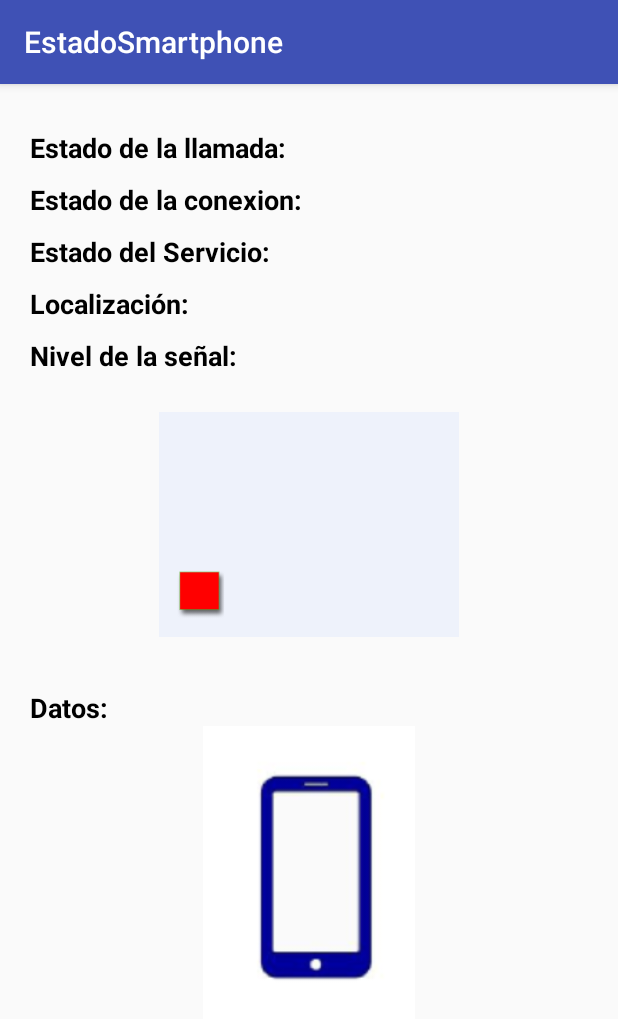
After one commit to Khamaleona/EstadoSmartphone, an Android app: the TiempoReal screen opened directly, with no data from a screen before it, on a phone screen of 412 x 824 dp. The commit adds this screen. Shown: the top 1019 px of the screen. Run offline under Robolectric (Android 15) with nearby library versions, the phone set to English and light mode, and no system bars.

Commit message:
Añadida nueva pantalla para la segunda parte de la entrega. ScrollView funcionando.

```diff
--- a/app/src/main/AndroidManifest.xml
+++ b/app/src/main/AndroidManifest.xml
@@ -1,6 +1,13 @@
 <?xml version="1.0" encoding="utf-8"?>
 <manifest xmlns:android="http://schemas.android.com/apk/res/android"
     package="com.example.irenecarrasco.estadosmartphone">
+
+    <uses-permission android:name="android.permission.ACCESS_FINE_LOCATION" />
+    <uses-permission android:name="android.permission.ACCESS_COARSE_LOCATION" />
+    <uses-permission android:name="android.permission.CHANGE_NETWORK_STATE" />
+    <uses-permission android:name="android.permission.ACCESS_NETWORK_STATE" />
+    <uses-permission android:name="android.permission.READ_PHONE_STATE" />
+    <uses-permission android:name="android.permission.ACCESS_COARSE_UPDATES" />
 
     <application
         android:allowBackup="true"
@@ -16,12 +23,7 @@
                 <category android:name="android.intent.category.LAUNCHER" />
             </intent-filter>
         </activity>
+        <activity android:name=".TiempoReal"></activity>
     </application>
 
-    <uses-permission android:name="android.permission.ACCESS_FINE_LOCATION"/>
-    <uses-permission android:name="android.permission.ACCESS_COARSE_LOCATION"/>
-    <uses-permission android:name="android.permission.CHANGE_NETWORK_STATE"/>
-    <uses-permission android:name="android.permission.ACCESS_NETWORK_STATE"/>
-    <uses-permission android:name="android.permission.READ_PHONE_STATE"/>
-    <uses-permission android:name="android.permission.ACCESS_COARSE_UPDATES"/>
 </manifest>
--- a/app/src/main/java/com/example/irenecarrasco/estadosmartphone/MainActivity.java
+++ b/app/src/main/java/com/example/irenecarrasco/estadosmartphone/MainActivity.java
@@ -1,7 +1,7 @@
 package com.example.irenecarrasco.estadosmartphone;
 
 import android.Manifest;
-import android.annotation.SuppressLint;
+import android.content.Intent;
 import android.content.pm.PackageManager;
 import android.os.Build;
 import android.support.v4.app.ActivityCompat;
@@ -16,6 +16,7 @@ import android.widget.TextView;
 public class MainActivity extends AppCompatActivity {
 
     private Button obtenerDatos;
+    private Button datosTiempoReal;
     private TextView id;
     private TextView phoneNumber;
     private TextView swVersion;
@@ -50,6 +51,7 @@ public class MainActivity extends AppCompatActivity {
         susID = findViewById(R.id.susIDValue);
         redType = findViewById(R.id.redTypeValue);
         voiceType = findViewById(R.id.voiceTypeValue);
+        datosTiempoReal = findViewById(R.id.obtenerDatosTiempoReal);
 
         tm = (TelephonyManager) getSystemService(TELEPHONY_SERVICE);
     }
@@ -87,6 +89,14 @@ public class MainActivity extends AppCompatActivity {
                     redType.setText(getNetworkTypeName(tm.getNetworkType()));
                 }
 
+            }
+        });
+
+        datosTiempoReal.setOnClickListener(new View.OnClickListener() {
+            @Override
+            public void onClick(View v) {
+                Intent intent = new Intent(MainActivity.this, TiempoReal.class);
+                startActivity(intent);
             }
         });
     }
--- /dev/null
+++ b/app/src/main/java/com/example/irenecarrasco/estadosmartphone/TiempoReal.java
@@ -0,0 +1,33 @@
+package com.example.irenecarrasco.estadosmartphone;
+
+import android.support.v7.app.AppCompatActivity;
+import android.os.Bundle;
+import android.widget.ImageView;
+import android.widget.TextView;
+
+public class TiempoReal extends AppCompatActivity {
+
+    private TextView callStatus;
+    private TextView connectionStatus;
+    private TextView serviceStatus;
+    private TextView location;
+    private ImageView signalLevel;
+    private ImageView dataImage;
+
+    @Override
+    protected void onCreate(Bundle savedInstanceState) {
+        super.onCreate(savedInstanceState);
+        setContentView(R.layout.activity_tiempo_real);
+
+        inicializarComponentes();
+    }
+
+    private void inicializarComponentes(){
+        callStatus = findViewById(R.id.callStatusValue);
+        connectionStatus = findViewById(R.id.connectionStatusValue);
+        serviceStatus = findViewById(R.id.serviceStatusValue);
+        location = findViewById(R.id.locationValue);
+        signalLevel = findViewById(R.id.signalLevelImage);
+        dataImage = findViewById(R.id.dataImage);
+    }
+}
--- a/app/src/main/res/layout/activity_main.xml
+++ b/app/src/main/res/layout/activity_main.xml
@@ -245,4 +245,12 @@
         android:textSize="20dp"
         android:layout_marginTop="10dp"/>
 
+    <Button
+        android:layout_width="match_parent"
+        android:layout_height="wrap_content"
+        android:id="@+id/obtenerDatosTiempoReal"
+        android:text="Obtener Datos en Tiempo Real"
+        android:textSize="18dp"
+        android:layout_marginTop="10dp"/>
+
 </LinearLayout>
--- /dev/null
+++ b/app/src/main/res/layout/activity_tiempo_real.xml
@@ -0,0 +1,156 @@
+<?xml version="1.0" encoding="utf-8"?>
+<ScrollView android:layout_height="match_parent"
+    android:layout_width="match_parent"
+    xmlns:android="http://schemas.android.com/apk/res/android">
+
+<LinearLayout xmlns:android="http://schemas.android.com/apk/res/android"
+    android:orientation="vertical"
+    android:layout_width="match_parent"
+    android:layout_height="match_parent"
+    android:layout_marginTop="30dp"
+    android:layout_marginLeft="20dp"
+    android:layout_marginRight="20dp">
+
+    <LinearLayout
+        android:layout_width="match_parent"
+        android:layout_height="wrap_content"
+        android:layout_marginBottom="10dp">
+
+        <TextView
+            android:layout_width="wrap_content"
+            android:layout_height="wrap_content"
+            android:text="Estado de la llamada: "
+            android:id="@+id/callStatus"
+            android:textSize="18dp"
+            android:textColor="#000000"
+            android:textStyle="bold"/>
+
+        <TextView
+            android:layout_width="wrap_content"
+            android:layout_height="wrap_content"
+            android:id="@+id/callStatusValue"
+            android:textSize="18dp"
+            android:textStyle="italic"/>
+
+    </LinearLayout>
+
+    <LinearLayout
+        android:layout_width="match_parent"
+        android:layout_height="wrap_content"
+        android:layout_marginBottom="10dp">
+
+        <TextView
+            android:layout_width="wrap_content"
+            android:layout_height="wrap_content"
+            android:text="Estado de la conexion: "
+            android:id="@+id/connectionStatus"
+            android:textSize="18dp"
+            android:textColor="#000000"
+            android:textStyle="bold"/>
+
+        <TextView
+            android:layout_width="wrap_content"
+            android:layout_height="wrap_content"
+            android:id="@+id/connectionStatusValue"
+            android:textSize="18dp"
+            android:textStyle="italic"/>
+
+    </LinearLayout>
+
+    <LinearLayout
+        android:layout_width="match_parent"
+        android:layout_height="wrap_content"
+        android:layout_marginBottom="10dp">
+
+        <TextView
+            android:layout_width="wrap_content"
+            android:layout_height="wrap_content"
+            android:text="Estado del Servicio: "
+            android:id="@+id/serviceStatus"
+            android:textSize="18dp"
+            android:textColor="#000000"
+            android:textStyle="bold"/>
+
+        <TextView
+            android:layout_width="wrap_content"
+            android:layout_height="wrap_content"
+            android:id="@+id/serviceStatusValue"
+            android:textSize="18dp"
+            android:textStyle="italic"/>
+
+    </LinearLayout>
+
+    <LinearLayout
+        android:layout_width="match_parent"
+        android:layout_height="wrap_content"
+        android:layout_marginBottom="10dp">
+
+        <TextView
+            android:layout_width="wrap_content"
+            android:layout_height="wrap_content"
+            android:text="Localización: "
+            android:id="@+id/location"
+            android:textSize="18dp"
+            android:textColor="#000000"
+            android:textStyle="bold"/>
+
+        <TextView
+            android:layout_width="wrap_content"
+            android:layout_height="wrap_content"
+            android:id="@+id/locationValue"
+            android:textSize="18dp"
+            android:textStyle="italic"/>
+
+    </LinearLayout>
+
+    <LinearLayout
+        android:layout_width="match_parent"
+        android:layout_height="wrap_content"
+        android:layout_marginBottom="10dp"
+        android:orientation="vertical">
+
+        <TextView
+            android:layout_width="wrap_content"
+            android:layout_height="wrap_content"
+            android:text="Nivel de la señal: "
+            android:id="@+id/signalLevel"
+            android:textSize="18dp"
+            android:textColor="#000000"
+            android:textStyle="bold"/>
+
+        <ImageView
+            android:layout_width="300px"
+            android:layout_height="300px"
+            android:layout_gravity="center"
+            android:id="@+id/signalLevelImage"
+            android:src="@drawable/level1"/>
+
+    </LinearLayout>
+
+    <LinearLayout
+        android:layout_width="match_parent"
+        android:layout_height="wrap_content"
+        android:layout_marginBottom="10dp"
+        android:orientation="vertical">
+
+        <TextView
+            android:layout_width="wrap_content"
+            android:layout_height="wrap_content"
+            android:text="Datos: "
+            android:id="@+id/data"
+            android:textSize="18dp"
+            android:textColor="#000000"
+            android:textStyle="bold"/>
+
+        <ImageView
+            android:layout_width="300px"
+            android:layout_height="300px"
+            android:layout_gravity="center"
+            android:id="@+id/dataImage"
+            android:src="@drawable/nodata"/>
+
+    </LinearLayout>
+
+</LinearLayout>
+
+</ScrollView>
```
Also changed, not shown: app/src/main/res/drawable/bidata.png (added), app/src/main/res/drawable/indata.png (added), app/src/main/res/drawable/level1.png (added), app/src/main/res/drawable/level2.png (added), app/src/main/res/drawable/level3.png (added), app/src/main/res/drawable/level4.png (added), app/src/main/res/drawable/level5.png (added), app/src/main/res/drawable/nodata.png (added), app/src/main/res/drawable/outdata.png (added).
